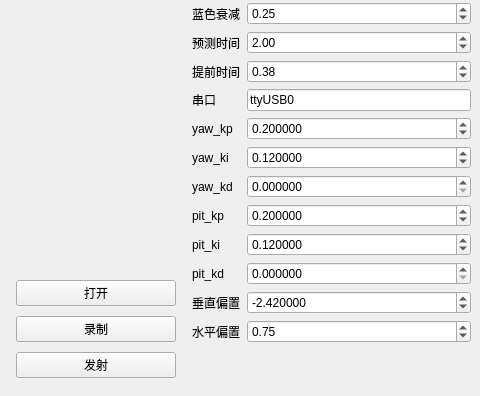
Above: mainwindow.ui from mrwang-19/HNU_RMUT_Vision before the change; both pictures show x 544 to 1024 and y 204 to 600 of the 1024 by 600 pixel window. Below: the same form after it.
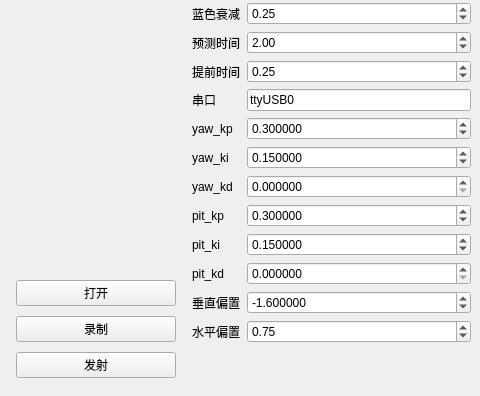
That is the form after the change. Custom widgets are drawn as their Qt base class.

Patch:
```diff
--- a/mainwindow.ui
+++ b/mainwindow.ui
@@ -112,7 +112,7 @@
         <double>0.100000000000000</double>
        </property>
        <property name="value">
-        <double>-2.420000000000000</double>
+        <double>-1.600000000000000</double>
        </property>
       </widget>
      </item>
@@ -135,7 +135,7 @@
         <double>0.001000000000000</double>
        </property>
        <property name="value">
-        <double>0.200000000000000</double>
+        <double>0.300000000000000</double>
        </property>
       </widget>
      </item>
@@ -225,7 +225,7 @@
         <double>0.000100000000000</double>
        </property>
        <property name="value">
-        <double>0.120000000000000</double>
+        <double>0.150000000000000</double>
        </property>
       </widget>
      </item>
@@ -241,7 +241,7 @@
         <double>0.001000000000000</double>
        </property>
        <property name="value">
-        <double>0.120000000000000</double>
+        <double>0.150000000000000</double>
        </property>
       </widget>
      </item>
@@ -410,7 +410,7 @@
         <double>0.000010000000000</double>
        </property>
        <property name="value">
-        <double>0.200000000000000</double>
+        <double>0.300000000000000</double>
        </property>
       </widget>
      </item>
@@ -460,7 +460,7 @@
         <double>0.100000000000000</double>
        </property>
        <property name="value">
-        <double>0.380000000000000</double>
+        <double>0.250000000000000</double>
        </property>
       </widget>
      </item>
```
